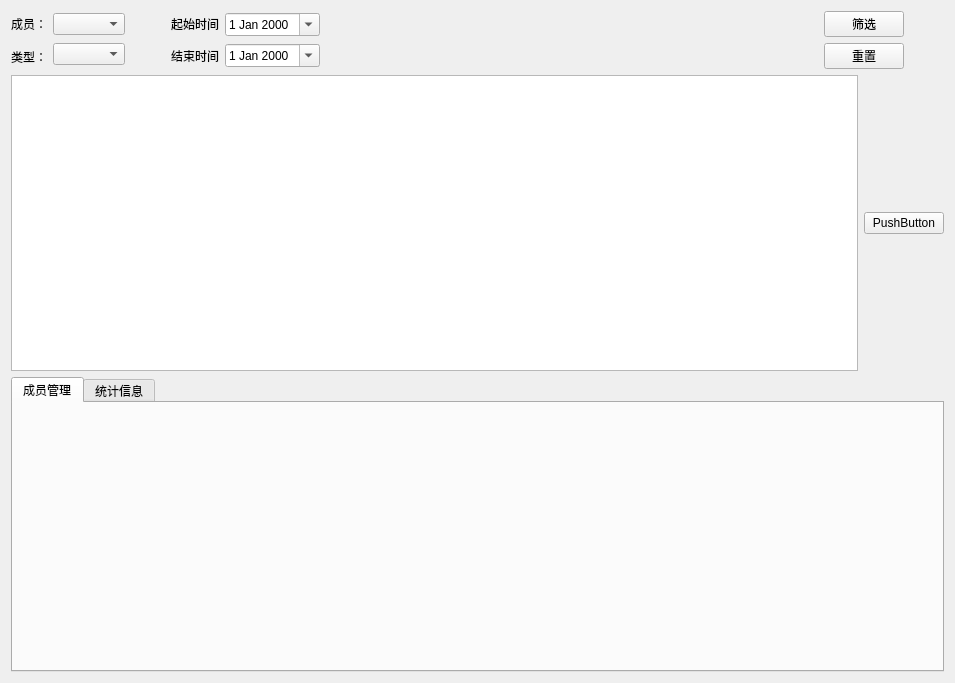
First picture: the form in gui/MainWindow_UI.ui, repository lovelyjuice/AccountBook, before the edit.
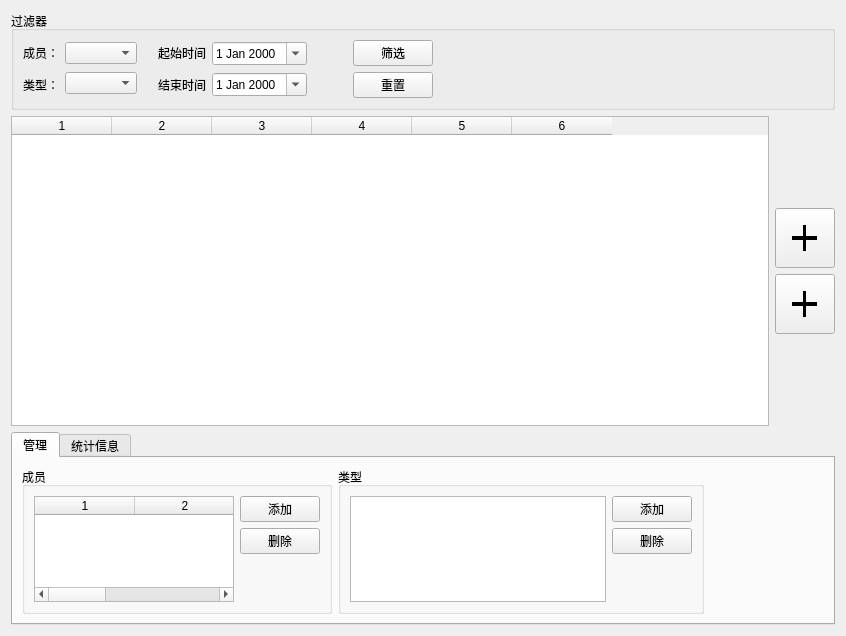
Second picture: the form after the edit. The open tabs and pages were chosen to show the change.

Diff of the .ui file:
```diff
--- a/gui/MainWindow_UI.ui
+++ b/gui/MainWindow_UI.ui
@@ -6,29 +6,33 @@
    <rect>
     <x>0</x>
     <y>0</y>
-    <width>955</width>
-    <height>683</height>
+    <width>846</width>
+    <height>636</height>
    </rect>
   </property>
+  <property name="maximumSize">
+   <size>
+    <width>880</width>
+    <height>16777215</height>
+   </size>
+  </property>
   <property name="windowTitle">
    <string>Form</string>
   </property>
-  <layout class="QVBoxLayout" name="verticalLayout_6">
+  <layout class="QVBoxLayout" name="verticalLayout" stretch="0,8,5">
    <item>
-    <layout class="QHBoxLayout" name="horizontalLayout_2" stretch="0,0,0,0,0,0,0,0">
-     <item>
-      <layout class="QVBoxLayout" name="verticalLayout">
-       <property name="spacing">
-        <number>9</number>
-       </property>
+    <widget class="QGroupBox" name="groupBox">
+     <property name="title">
+      <string>过滤器</string>
+     </property>
+     <layout class="QHBoxLayout" name="horizontalLayout_2">
+      <item>
+       <layout class="QVBoxLayout" name="verticalLayout_9">
        <property name="sizeConstraint">
         <enum>QLayout::SetFixedSize</enum>
        </property>
-       <property name="topMargin">
-        <number>0</number>
-       </property>
        <item>
-        <widget class="QLabel" name="label">
+         <widget class="QLabel" name="label_5">
          <property name="sizePolicy">
           <sizepolicy hsizetype="Fixed" vsizetype="Preferred">
            <horstretch>0</horstretch>
@@ -38,18 +42,15 @@
          <property name="text">
           <string>成员：</string>
          </property>
-         <property name="alignment">
-          <set>Qt::AlignLeading|Qt::AlignLeft|Qt::AlignVCenter</set>
-         </property>
          <property name="buddy">
           <cstring>comboBox</cstring>
          </property>
         </widget>
        </item>
        <item>
-        <widget class="QLabel" name="label_2">
+         <widget class="QLabel" name="label_6">
          <property name="sizePolicy">
-          <sizepolicy hsizetype="Maximum" vsizetype="Preferred">
+           <sizepolicy hsizetype="Fixed" vsizetype="Preferred">
            <horstretch>0</horstretch>
            <verstretch>0</verstretch>
           </sizepolicy>
@@ -57,9 +58,6 @@
          <property name="text">
           <string>类型：</string>
          </property>
-         <property name="alignment">
-          <set>Qt::AlignLeading|Qt::AlignLeft|Qt::AlignVCenter</set>
-         </property>
          <property name="buddy">
           <cstring>comboBox_2</cstring>
          </property>
@@ -107,7 +105,7 @@
        </property>
        <property name="sizeHint" stdset="0">
         <size>
-         <width>40</width>
+          <width>15</width>
          <height>20</height>
         </size>
        </property>
@@ -120,6 +118,12 @@
        </property>
        <item>
         <widget class="QLabel" name="label_3">
+          <property name="sizePolicy">
+           <sizepolicy hsizetype="Fixed" vsizetype="Preferred">
+            <horstretch>0</horstretch>
+            <verstretch>0</verstretch>
+           </sizepolicy>
+          </property>
          <property name="text">
           <string>起始时间</string>
          </property>
@@ -130,6 +134,12 @@
        </item>
        <item>
         <widget class="QLabel" name="label_4">
+          <property name="sizePolicy">
+           <sizepolicy hsizetype="Fixed" vsizetype="Preferred">
+            <horstretch>0</horstretch>
+            <verstretch>0</verstretch>
+           </sizepolicy>
+          </property>
          <property name="text">
           <string>结束时间</string>
          </property>
@@ -159,10 +169,13 @@
       </layout>
      </item>
      <item>
-      <spacer name="horizontalSpacer_2">
+       <spacer name="horizontalSpacer_3">
        <property name="orientation">
         <enum>Qt::Horizontal</enum>
        </property>
+        <property name="sizeType">
+         <enum>QSizePolicy::Fixed</enum>
+        </property>
        <property name="sizeHint" stdset="0">
         <size>
          <width>40</width>
@@ -174,14 +187,26 @@
      <item>
       <layout class="QVBoxLayout" name="verticalLayout_5">
        <item>
-        <widget class="QPushButton" name="pushButton">
+         <widget class="QPushButton" name="filtrateBtn">
+          <property name="sizePolicy">
+           <sizepolicy hsizetype="Fixed" vsizetype="Fixed">
+            <horstretch>0</horstretch>
+            <verstretch>0</verstretch>
+           </sizepolicy>
+          </property>
          <property name="text">
           <string>筛选</string>
          </property>
         </widget>
        </item>
        <item>
-        <widget class="QPushButton" name="pushButton_2">
+         <widget class="QPushButton" name="revertBtn">
+          <property name="sizePolicy">
+           <sizepolicy hsizetype="Fixed" vsizetype="Fixed">
+            <horstretch>0</horstretch>
+            <verstretch>0</verstretch>
+           </sizepolicy>
+          </property>
          <property name="text">
           <string>重置</string>
          </property>
@@ -190,44 +215,139 @@
       </layout>
      </item>
      <item>
-      <spacer name="horizontalSpacer_3">
+       <spacer name="horizontalSpacer_2">
        <property name="orientation">
         <enum>Qt::Horizontal</enum>
        </property>
        <property name="sizeType">
-        <enum>QSizePolicy::Fixed</enum>
+         <enum>QSizePolicy::Expanding</enum>
        </property>
        <property name="sizeHint" stdset="0">
         <size>
-         <width>40</width>
+          <width>355</width>
          <height>20</height>
         </size>
        </property>
       </spacer>
      </item>
     </layout>
+    </widget>
    </item>
    <item>
     <layout class="QHBoxLayout" name="horizontalLayout">
      <item>
-      <widget class="QTableView" name="tableView">
-       <property name="sortingEnabled">
-        <bool>true</bool>
+      <widget class="QTableWidget" name="chargeTable">
+       <property name="sizePolicy">
+        <sizepolicy hsizetype="Expanding" vsizetype="Expanding">
+         <horstretch>0</horstretch>
+         <verstretch>0</verstretch>
+        </sizepolicy>
        </property>
+       <property name="maximumSize">
+        <size>
+         <width>800</width>
+         <height>16777215</height>
+        </size>
+       </property>
+       <property name="columnCount">
+        <number>6</number>
+       </property>
+       <column/>
+       <column/>
+       <column/>
+       <column/>
+       <column/>
+       <column/>
       </widget>
      </item>
      <item>
-      <widget class="QPushButton" name="pushButton_3">
+      <layout class="QVBoxLayout" name="verticalLayout_6">
+       <property name="sizeConstraint">
+        <enum>QLayout::SetDefaultConstraint</enum>
+       </property>
+       <item>
+        <spacer name="verticalSpacer">
+         <property name="orientation">
+          <enum>Qt::Vertical</enum>
+         </property>
+         <property name="sizeHint" stdset="0">
+          <size>
+           <width>0</width>
+           <height>0</height>
+          </size>
+         </property>
+        </spacer>
+       </item>
+       <item>
+        <widget class="QPushButton" name="chargeBtn">
+         <property name="maximumSize">
+          <size>
+           <width>60</width>
+           <height>60</height>
+          </size>
+         </property>
+         <property name="font">
+          <font>
+           <pointsize>40</pointsize>
+           <weight>50</weight>
+           <italic>false</italic>
+           <bold>false</bold>
+           <stylestrategy>NoAntialias</stylestrategy>
+          </font>
+         </property>
        <property name="autoFillBackground">
         <bool>false</bool>
        </property>
        <property name="text">
-        <string>PushButton</string>
+          <string>+</string>
        </property>
        <property name="checkable">
         <bool>false</bool>
        </property>
       </widget>
+       </item>
+       <item>
+        <widget class="QPushButton" name="freshBtn">
+         <property name="maximumSize">
+          <size>
+           <width>60</width>
+           <height>60</height>
+          </size>
+         </property>
+         <property name="font">
+          <font>
+           <pointsize>40</pointsize>
+           <weight>50</weight>
+           <italic>false</italic>
+           <bold>false</bold>
+           <stylestrategy>NoAntialias</stylestrategy>
+          </font>
+         </property>
+         <property name="autoFillBackground">
+          <bool>false</bool>
+         </property>
+         <property name="text">
+          <string>+</string>
+         </property>
+         <property name="checkable">
+          <bool>false</bool>
+         </property>
+        </widget>
+       </item>
+       <item>
+        <spacer name="verticalSpacer_2">
+         <property name="orientation">
+          <enum>Qt::Vertical</enum>
+         </property>
+         <property name="sizeHint" stdset="0">
+          <size>
+           <width>20</width>
+           <height>40</height>
+          </size>
+         </property>
+        </spacer>
+       </item>
+      </layout>
      </item>
     </layout>
    </item>
@@ -238,13 +358,183 @@
      </property>
      <widget class="QWidget" name="membersTab">
       <attribute name="title">
-       <string>成员管理</string>
+       <string>管理</string>
       </attribute>
-     </widget>
-     <widget class="QWidget" name="tab_2">
+      <layout class="QHBoxLayout" name="horizontalLayout_3">
+       <item>
+        <widget class="QGroupBox" name="groupBox_3">
+         <property name="title">
+          <string>成员</string>
+         </property>
+         <layout class="QHBoxLayout" name="horizontalLayout_5">
+          <item>
+           <widget class="QTableWidget" name="memberTable">
+            <property name="sizePolicy">
+             <sizepolicy hsizetype="Maximum" vsizetype="Expanding">
+              <horstretch>0</horstretch>
+              <verstretch>0</verstretch>
+             </sizepolicy>
+            </property>
+            <property name="minimumSize">
+             <size>
+              <width>200</width>
+              <height>0</height>
+             </size>
+            </property>
+            <property name="selectionBehavior">
+             <enum>QAbstractItemView::SelectItems</enum>
+            </property>
+            <property name="sortingEnabled">
+             <bool>true</bool>
+            </property>
+            <property name="rowCount">
+             <number>0</number>
+            </property>
+            <property name="columnCount">
+             <number>3</number>
+            </property>
+            <attribute name="verticalHeaderVisible">
+             <bool>false</bool>
+            </attribute>
+            <column/>
+            <column/>
+            <column/>
+           </widget>
+          </item>
+          <item>
+           <layout class="QVBoxLayout" name="verticalLayout_7">
+            <item>
+             <widget class="QPushButton" name="addMbrBtn">
+              <property name="text">
+               <string>添加</string>
+              </property>
+             </widget>
+            </item>
+            <item>
+             <widget class="QPushButton" name="delMbrBtn">
+              <property name="text">
+               <string>删除</string>
+              </property>
+             </widget>
+            </item>
+            <item>
+             <spacer name="verticalSpacer_4">
+              <property name="orientation">
+               <enum>Qt::Vertical</enum>
+              </property>
+              <property name="sizeHint" stdset="0">
+               <size>
+                <width>20</width>
+                <height>40</height>
+               </size>
+              </property>
+             </spacer>
+            </item>
+           </layout>
+          </item>
+         </layout>
+        </widget>
+       </item>
+       <item>
+        <widget class="QGroupBox" name="groupBox_2">
+         <property name="sizePolicy">
+          <sizepolicy hsizetype="Fixed" vsizetype="Preferred">
+           <horstretch>0</horstretch>
+           <verstretch>0</verstretch>
+          </sizepolicy>
+         </property>
+         <property name="title">
+          <string>类型</string>
+         </property>
+         <layout class="QHBoxLayout" name="horizontalLayout_4">
+          <item>
+           <widget class="QListWidget" name="typeList">
+            <property name="sizePolicy">
+             <sizepolicy hsizetype="Preferred" vsizetype="Expanding">
+              <horstretch>0</horstretch>
+              <verstretch>0</verstretch>
+             </sizepolicy>
+            </property>
+           </widget>
+          </item>
+          <item>
+           <layout class="QVBoxLayout" name="verticalLayout_8">
+            <item>
+             <widget class="QPushButton" name="addTypeBtn">
+              <property name="sizePolicy">
+               <sizepolicy hsizetype="Fixed" vsizetype="Fixed">
+                <horstretch>0</horstretch>
+                <verstretch>0</verstretch>
+               </sizepolicy>
+              </property>
+              <property name="text">
+               <string>添加</string>
+              </property>
+             </widget>
+            </item>
+            <item>
+             <widget class="QPushButton" name="delTypeBtn">
+              <property name="sizePolicy">
+               <sizepolicy hsizetype="Fixed" vsizetype="Fixed">
+                <horstretch>0</horstretch>
+                <verstretch>0</verstretch>
+               </sizepolicy>
+              </property>
+              <property name="text">
+               <string>删除</string>
+              </property>
+             </widget>
+            </item>
+            <item>
+             <spacer name="verticalSpacer_3">
+              <property name="orientation">
+               <enum>Qt::Vertical</enum>
+              </property>
+              <property name="sizeHint" stdset="0">
+               <size>
+                <width>20</width>
+                <height>40</height>
+               </size>
+              </property>
+             </spacer>
+            </item>
+           </layout>
+          </item>
+         </layout>
+        </widget>
+       </item>
+       <item>
+        <spacer name="horizontalSpacer_4">
+         <property name="orientation">
+          <enum>Qt::Horizontal</enum>
+         </property>
+         <property name="sizeHint" stdset="0">
+          <size>
+           <width>435</width>
+           <height>20</height>
+          </size>
+         </property>
+        </spacer>
+       </item>
+      </layout>
+     </widget>
+     <widget class="QWidget" name="statisticsTab">
       <attribute name="title">
        <string>统计信息</string>
       </attribute>
+      <widget class="QPushButton" name="pushButton">
+       <property name="geometry">
+        <rect>
+         <x>9</x>
+         <y>47</y>
+         <width>75</width>
+         <height>23</height>
+        </rect>
+       </property>
+       <property name="text">
+        <string>PushButton</string>
+       </property>
+      </widget>
      </widget>
     </widget>
    </item>
```
Left out of the diff: 18 changed lines with no effect on the pictures. Lines whose indentation alone changed are shown as unchanged.
